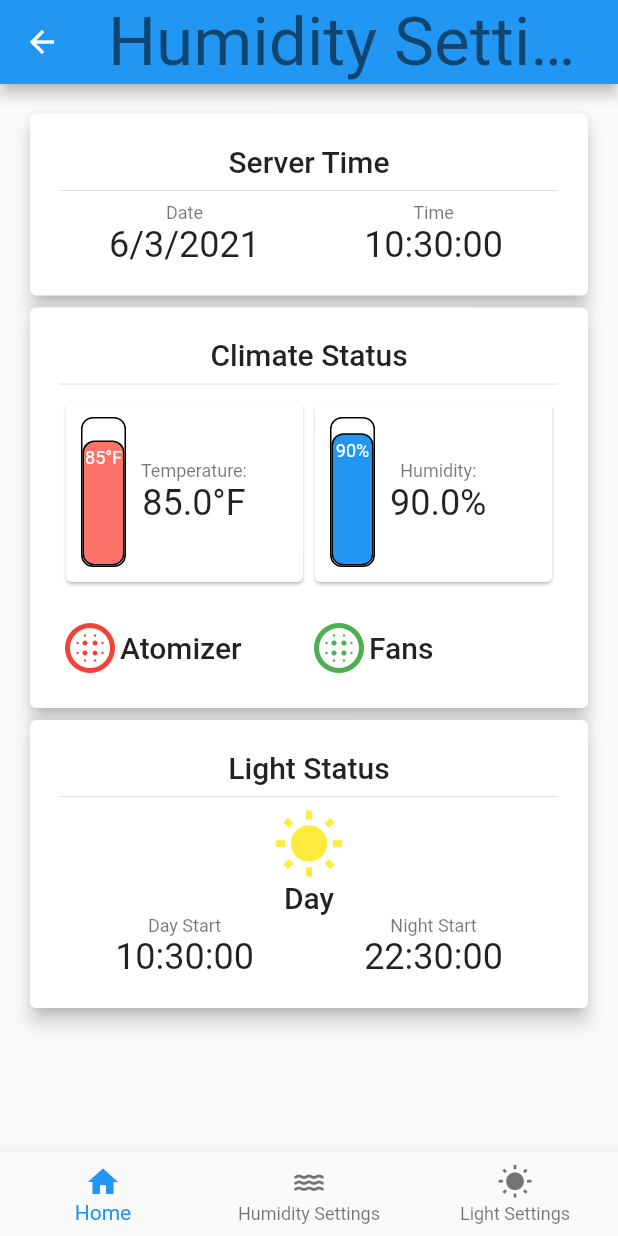
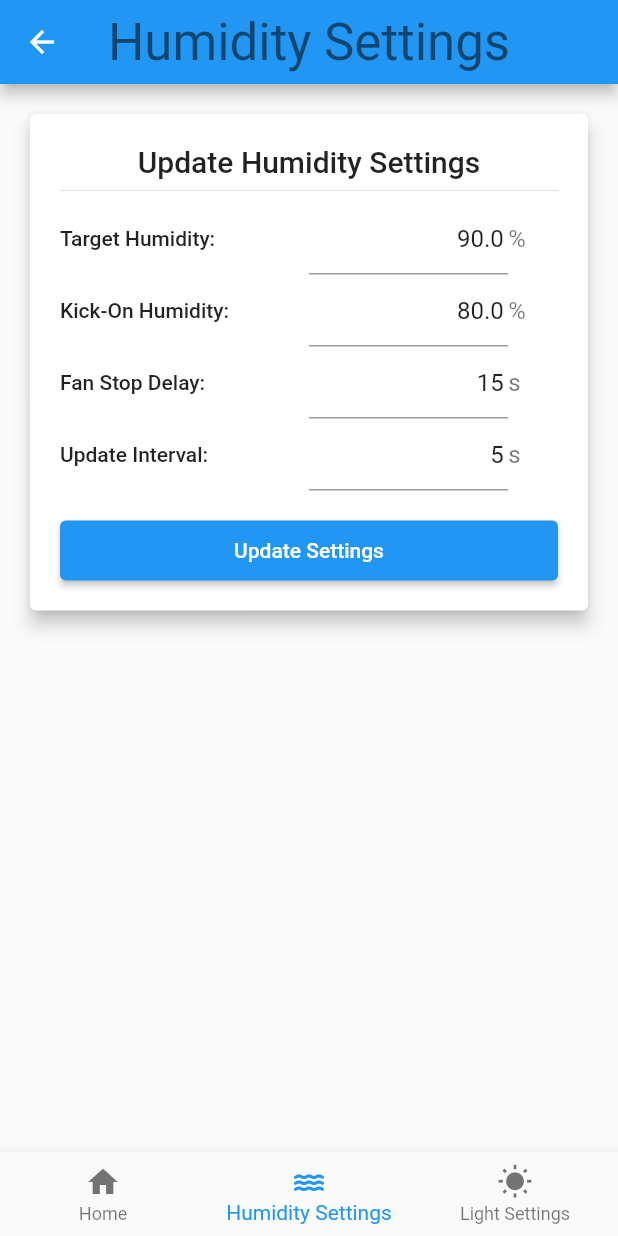
Before and after one commit to slimnate/sthc_mobile, a Flutter app: the screen it shows after launch, item 2 of the bottom bar chosen, on a phone screen of 412 x 824 dp. Run offline on Flutter 3.47's test engine with Material 2 defaults, Android fonts, the phone set to English and light mode, and no system bars; drawn by our look-alikes of flutter_animation_progress_bar.

Commit message:
add humidity settings editor page

```diff
--- a/lib/main.dart
+++ b/lib/main.dart
@@ -18,6 +18,9 @@ class MyApp extends StatelessWidget {
         providers: [
           ChangeNotifierProvider<HumidityStatusModel>(
             create: (context) => HumidityStatusModel(),
+          ),
+          ChangeNotifierProvider<HumiditySettingsModel>(
+            create: (context) => HumiditySettingsModel(),
           ),
           ChangeNotifierProvider<ServerTimeModel>(
             create: (context) => ServerTimeModel(),
@@ -62,7 +65,7 @@ class RoutedListPage extends StatelessWidget {
       appBar: AppBar(
         title: Text(
           title,
-          style: Theme.of(context).textTheme.headline3,
+          style: Theme.of(context).textTheme.headline4,
         ),
       ),
       body: ListView(
@@ -70,6 +73,7 @@ class RoutedListPage extends StatelessWidget {
         children: children,
       ),
       bottomNavigationBar: BottomNavigationBar(
+        currentIndex: routeIndex,
         items: [
           BottomNavigationBarItem(
             icon: Icon(Icons.home),
@@ -142,9 +146,8 @@ class HumiditySettingsPage extends StatelessWidget {
       title: "Humidity Settings",
       routeIndex: 1,
       children: [
-        ServerTimeCard(),
-        HumidityStatus(),
-        LightStatusWidget(),
+        //HumidityStatus(),
+        HumiditySettingsEditor(),
       ],
     );
   }
--- a/lib/models.dart
+++ b/lib/models.dart
@@ -9,6 +9,13 @@ class HumidityStatusModel extends ChangeNotifier {
   final bool fansEnabled = true;
 }
 
+class HumiditySettingsModel extends ChangeNotifier {
+  final double target = 90;
+  final double kickOn = 80;
+  final int fanStop = 15;
+  final int updateInterval = 5;
+}
+
 class LightStatusModel extends ChangeNotifier {
   final LightStatus status = LightStatus.DAY;
   final DateTime dayStart = DateTime.now();
--- a/lib/widgets/humidity.dart
+++ b/lib/widgets/humidity.dart
@@ -188,3 +188,108 @@ class HumidityWidget extends StatelessWidget {
     );
   }
 }
+
+class HumiditySettingsEditor extends StatefulWidget {
+  HumiditySettingsEditor({Key? key}) : super(key: key);
+
+  @override
+  _HumiditySettingsEditorState createState() => _HumiditySettingsEditorState();
+}
+
+class _HumiditySettingsEditorState extends State<HumiditySettingsEditor> {
+  final targetCtrl = TextEditingController();
+  final kickOnCtrl = TextEditingController();
+  final fanStopCtrl = TextEditingController();
+  final updateCtrl = TextEditingController();
+
+  @override
+  void dispose() {
+    targetCtrl.dispose();
+    kickOnCtrl.dispose();
+    fanStopCtrl.dispose();
+    updateCtrl.dispose();
+    super.dispose();
+  }
+
+  @override
+  Widget build(BuildContext context) {
+    var settings = context.watch<HumiditySettingsModel>();
+
+    targetCtrl.text = settings.target.toStringAsFixed(1);
+    kickOnCtrl.text = settings.kickOn.toStringAsFixed(1);
+    fanStopCtrl.text = settings.fanStop.toString();
+    updateCtrl.text = settings.updateInterval.toString();
+
+    return TitledColumnCard(
+      title: "Update Humidity Settings",
+      children: [
+        Table(
+          columnWidths: {
+            0: FractionColumnWidth(.5),
+            1: FractionColumnWidth(.4),
+            2: FractionColumnWidth(.1),
+          },
+          defaultVerticalAlignment: TableCellVerticalAlignment.middle,
+          children: [
+            buildFormRow("Target Humidity:", targetCtrl, '%'),
+            buildFormRow("Kick-On Humidity:", kickOnCtrl, '%'),
+            buildFormRow("Fan Stop Delay:", fanStopCtrl, 's'),
+            buildFormRow("Update Interval:", updateCtrl, 's'),
+          ],
+        ),
+        Container(
+          padding: EdgeInsets.fromLTRB(0, 20, 0, 0),
+          height: 60,
+          width: MediaQuery.of(context).size.width,
+          child: ElevatedButton(
+            onPressed: () => {
+              onUpdatePressed(context),
+            },
+            child: Text("Update Settings"),
+          ),
+        ),
+      ],
+    );
+  }
+
+  void onUpdatePressed(BuildContext context) {
+    var settings = Provider.of<HumiditySettingsModel>(context, listen: false);
+
+    print("target: " + targetCtrl.text);
+    print("kickon: " + kickOnCtrl.text);
+    print("fanstop: " + fanStopCtrl.text);
+    print("update: " + updateCtrl.text);
+
+    double target = double.parse(targetCtrl.text);
+    double kickOn = double.parse(kickOnCtrl.text);
+    int fanStop = int.parse(fanStopCtrl.text);
+    int update = int.parse(updateCtrl.text);
+
+    print("target: " + target.toString());
+    print("kickon: " + kickOn.toString());
+    print("fanstop: " + fanStop.toString());
+    print("update: " + update.toString());
+
+    //TODO: Update model
+  }
+
+  TableRow buildFormRow(
+      String label, TextEditingController ctrl, String postLabel) {
+    return TableRow(
+      children: [
+        Text(
+          label,
+          style: Theme.of(context).textTheme.bodyText1,
+        ),
+        TextField(
+          textAlign: TextAlign.end,
+          controller: ctrl,
+        ),
+        Text(
+          postLabel,
+          style: Theme.of(context).textTheme.caption?.copyWith(fontSize: 16),
+        ),
+      ],
+    );
+  }
+}
```
